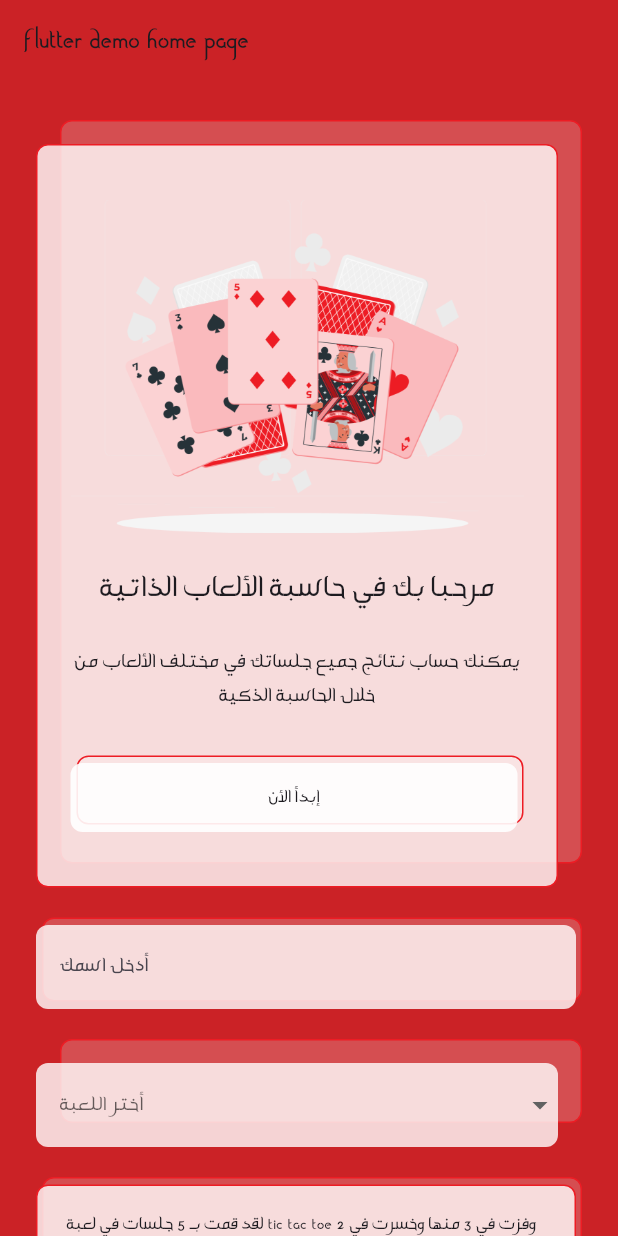
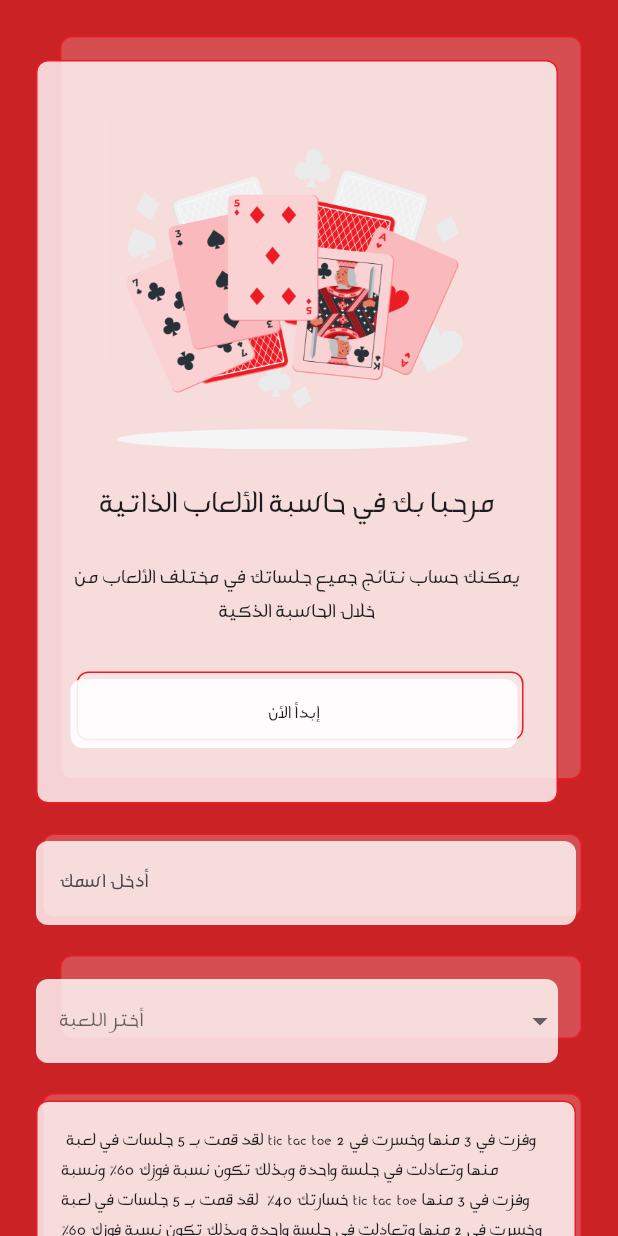
Before and after one commit to hosamafiky/test_cal_widget, a Flutter app: the screen it shows after launch, on a phone screen of 412 x 824 dp. Run offline on Flutter 3.47's test engine with Material 3 defaults, Android fonts, the phone set to English and light mode, and no system bars.

Commit message:
Refactor main.dart to add padding to the SingleChildScrollView

```diff
--- a/lib/main.dart
+++ b/lib/main.dart
@@ -38,12 +38,11 @@ class _MyHomePageState extends State<MyHomePage> {
   Widget build(BuildContext context) {
     return Scaffold(
       backgroundColor: const Color(0xFFCB2226),
-      appBar: AppBar(
-        backgroundColor: const Color(0xFFCB2226),
-        title: Text(widget.title),
-      ),
       body: SingleChildScrollView(
-        padding: const EdgeInsets.all(24.0),
+        padding: const EdgeInsets.all(24.0).copyWith(
+          top: MediaQuery.viewPaddingOf(context).top + 24,
+          bottom: MediaQuery.viewPaddingOf(context).bottom + 24,
+        ),
         child: Column(
           crossAxisAlignment: CrossAxisAlignment.stretch,
           children: [
```
